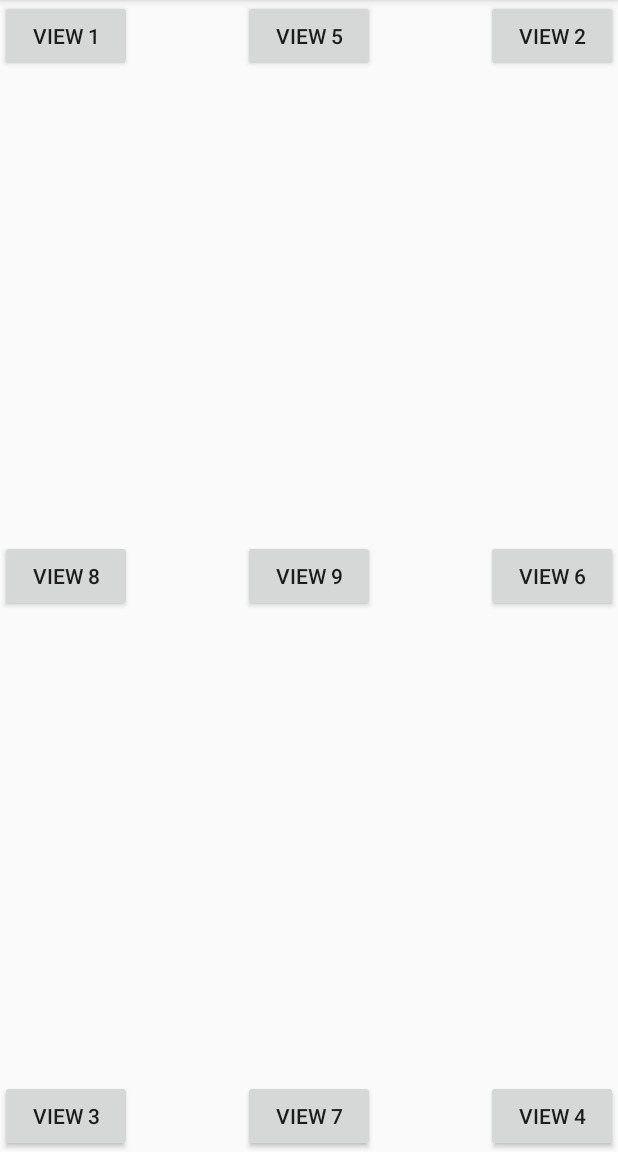
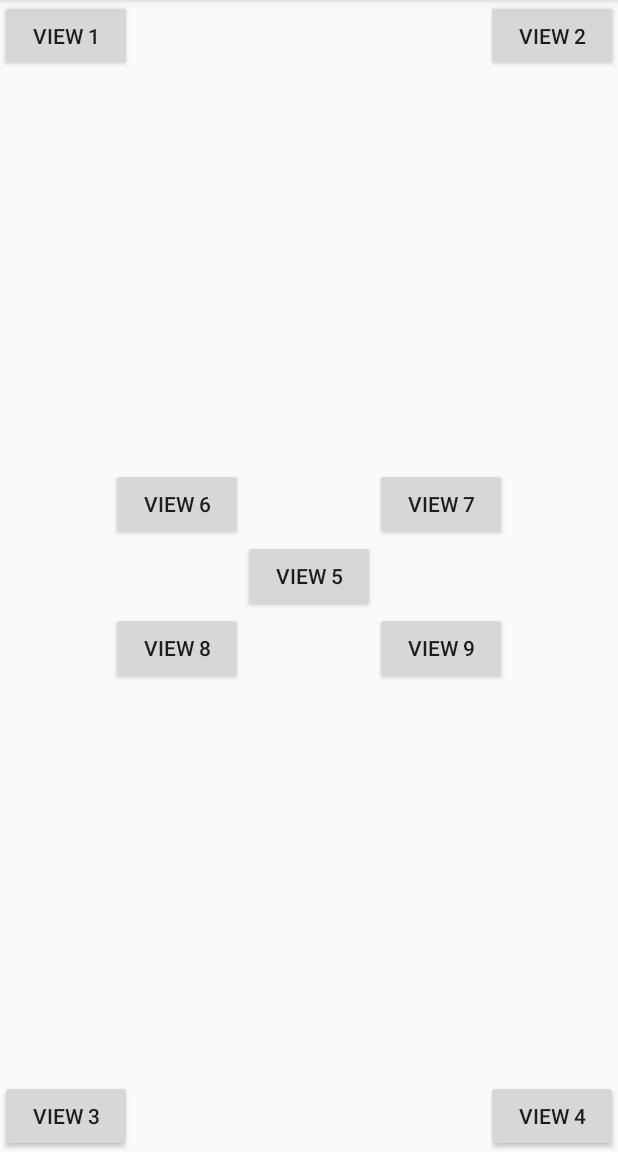
Before and after one commit to phamtanphat/RelativeLayout08102019, an Android app: the screen it shows after launch (MainActivity), on a phone screen of 412 x 824 dp, the part 84-1236 px from its top. Run offline under Robolectric (Android 15) with nearby library versions, the phone set to English and light mode, and no system bars.

Commit message:
below ,a bove

```diff
--- a/app/src/main/res/layout/activity_main.xml
+++ b/app/src/main/res/layout/activity_main.xml
@@ -27,30 +27,34 @@
         android:layout_width="wrap_content"
         android:layout_height="wrap_content"/>
     <Button
-        android:layout_centerHorizontal="true"
+        android:id="@+id/buttonView5"
+        android:layout_centerInParent="true"
         android:text="View 5"
         android:layout_width="wrap_content"
         android:layout_height="wrap_content"/>
     <Button
-        android:layout_alignParentRight="true"
-        android:layout_centerVertical="true"
+        android:layout_toLeftOf="@id/buttonView5"
+        android:layout_above="@id/buttonView5"
         android:text="View 6"
         android:layout_width="wrap_content"
         android:layout_height="wrap_content"/>
     <Button
-        android:layout_alignParentBottom="true"
-        android:layout_centerHorizontal="true"
+        android:layout_toRightOf="@id/buttonView5"
+        android:layout_above="@id/buttonView5"
         android:text="View 7"
         android:layout_width="wrap_content"
         android:layout_height="wrap_content"/>
     <Button
-        android:layout_centerVertical="true"
+        android:layout_toLeftOf="@id/buttonView5"
+        android:layout_below="@id/buttonView5"
         android:text="View 8"
         android:layout_width="wrap_content"
         android:layout_height="wrap_content"/>
     <Button
-        android:layout_centerInParent="true"
+        android:layout_toRightOf="@id/buttonView5"
+        android:layout_below="@id/buttonView5"
         android:text="View 9"
         android:layout_width="wrap_content"
         android:layout_height="wrap_content"/>
+
 </RelativeLayout>
```
